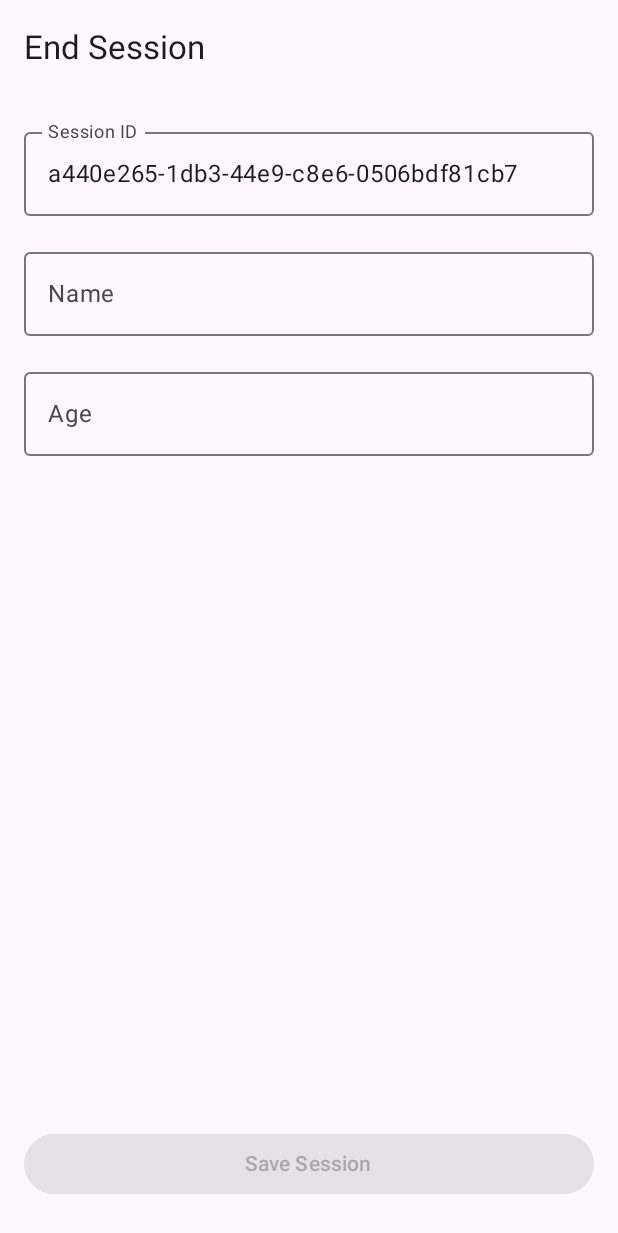
After one commit to vaibhavppandey/visident, an Android app built with Jetpack Compose: the composable EndSessionScreen shown on its own in the app's theme, on a phone screen of 412 x 824 dp. The commit adds this screen. Shown: the top 1233 px of the screen. Run offline under Robolectric (Android 15) with nearby library versions, the phone set to English and light mode, and no system bars.

Commit message:
feat: roomdb + end session impl

```diff
--- /dev/null
+++ b/app/src/main/java/dev/vaibhavp/visident/ui/session/EndSessionScreen.kt
@@ -0,0 +1,126 @@
+package dev.vaibhavp.visident.ui.session
+
+import android.util.Log
+import androidx.compose.foundation.layout.Arrangement
+import androidx.compose.foundation.layout.Column
+import androidx.compose.foundation.layout.Spacer
+import androidx.compose.foundation.layout.fillMaxSize
+import androidx.compose.foundation.layout.fillMaxWidth
+import androidx.compose.foundation.layout.padding
+import androidx.compose.foundation.text.KeyboardOptions
+import androidx.compose.material3.Button
+import androidx.compose.material3.ExperimentalMaterial3Api
+import androidx.compose.material3.OutlinedTextField
+import androidx.compose.material3.Scaffold
+import androidx.compose.material3.Text
+import androidx.compose.material3.TopAppBar
+import androidx.compose.runtime.Composable
+import androidx.compose.runtime.derivedStateOf
+import androidx.compose.runtime.getValue
+import androidx.compose.runtime.mutableStateOf
+import androidx.compose.runtime.remember
+import androidx.compose.runtime.setValue
+import androidx.compose.ui.Alignment
+import androidx.compose.ui.Modifier
+import androidx.compose.ui.text.input.ImeAction
+import androidx.compose.ui.text.input.KeyboardType
+import androidx.compose.ui.tooling.preview.Preview
+import androidx.compose.ui.unit.dp
+import dev.vaibhavp.visident.ui.theme.VisidentTheme
+import java.util.UUID
+
+@OptIn(ExperimentalMaterial3Api::class)
+@Composable
+fun EndSessionScreen(
+    modifier: Modifier = Modifier,
+    onSaveSession: (sessionId: String, name: String, age: Int) -> Unit = { sessionId, name, age ->
+        Log.d("EndSessionScreen", "Save Session: ID=$sessionId, Name=$name, Age=$age")
+    }
+) {
+    var sessionId by remember { mutableStateOf(UUID.randomUUID().toString()) }
+    var name by remember { mutableStateOf("") }
+    var ageString by remember { mutableStateOf("") }
+
+    val isFormValid by remember(sessionId, name, ageString) {
+        derivedStateOf {
+            sessionId.isNotBlank() && name.isNotBlank() && ageString.isNotBlank()
+        }
+    }
+
+    Scaffold(
+        topBar = {
+            TopAppBar(title = { Text("End Session") })
+        },
+        modifier = modifier.fillMaxSize()
+    ) { paddingValues ->
+        Column(
+            modifier = modifier
+                .padding(paddingValues)
+                .padding(16.dp)
+                .fillMaxSize(),
+            horizontalAlignment = Alignment.CenterHorizontally,
+            verticalArrangement = Arrangement.spacedBy(16.dp)
+        ) {
+            OutlinedTextField(
+                value = sessionId,
+                onValueChange = { sessionId = it },
+                label = { Text("Session ID") },
+                singleLine = true,
+                modifier = modifier.fillMaxWidth(),
+                keyboardOptions = KeyboardOptions.Default.copy(imeAction = ImeAction.Next),
+            )
+
+            OutlinedTextField(
+                value = name,
+                onValueChange = { name = it },
+                label = { Text("Name") },
+                singleLine = true,
+                modifier = modifier.fillMaxWidth(),
+                keyboardOptions = KeyboardOptions.Default.copy(imeAction = ImeAction.Next),
+            )
+
+            OutlinedTextField(
+                value = ageString,
+                onValueChange = { ageString = it },
+                label = { Text("Age") },
+                singleLine = true,
+                keyboardOptions = KeyboardOptions(
+                    keyboardType = KeyboardType.Number,
+                    imeAction = ImeAction.Done
+                ),
+                modifier = modifier.fillMaxWidth()
+            )
+
+            Spacer(modifier = Modifier.weight(1f))
+
+            Button(
+                onClick = {
+                    ageString.toIntOrNull()?.let { ageInt ->
+                        if (ageInt > 0) {
+                            onSaveSession(sessionId, name, ageInt)
+                        } else {
+                            Log.d("EndSessionScreen", "Age must be a positive number.")
+                        }
+                    } ?: run {
+                        Log.d("EndSessionScreen", "Invalid age format.")
+                    }
+                },
+                enabled = isFormValid,
+                modifier = modifier
+                    .fillMaxWidth()
+                    .padding(vertical = 8.dp)
+            ) {
+                Text("Save Session")
+            }
+        }
+    }
+}
+
+
+@Preview
+@Composable
+fun EndSessionScreenPreview() {
+    VisidentTheme {
+        EndSessionScreen()
+    }
+}
```
Also changed, not shown: app/src/main/java/dev/vaibhavp/visident/MainActivity.kt (+13 -0 lines), app/src/main/java/dev/vaibhavp/visident/VisidentApp.kt (+5 -3 lines), app/src/main/java/dev/vaibhavp/visident/data/db/AppDB.kt (added, +14 -0 lines), app/src/main/java/dev/vaibhavp/visident/data/db/SessionDao.kt (added, +20 -0 lines), app/src/main/java/dev/vaibhavp/visident/data/model/SessionEntity.kt (added, +13 -0 lines), app/src/main/java/dev/vaibhavp/visident/repo/SessionRepository.kt (added, +19 -0 lines), app/src/main/java/dev/vaibhavp/visident/ui/session/CameraCaptureScreen.kt (+54 -31 lines), app/src/main/java/dev/vaibhavp/visident/ui/theme/Theme.kt (+4 -4 lines), app/src/main/java/dev/vaibhavp/visident/viewmodel/SessionViewModel.kt (+12 -3 lines).
